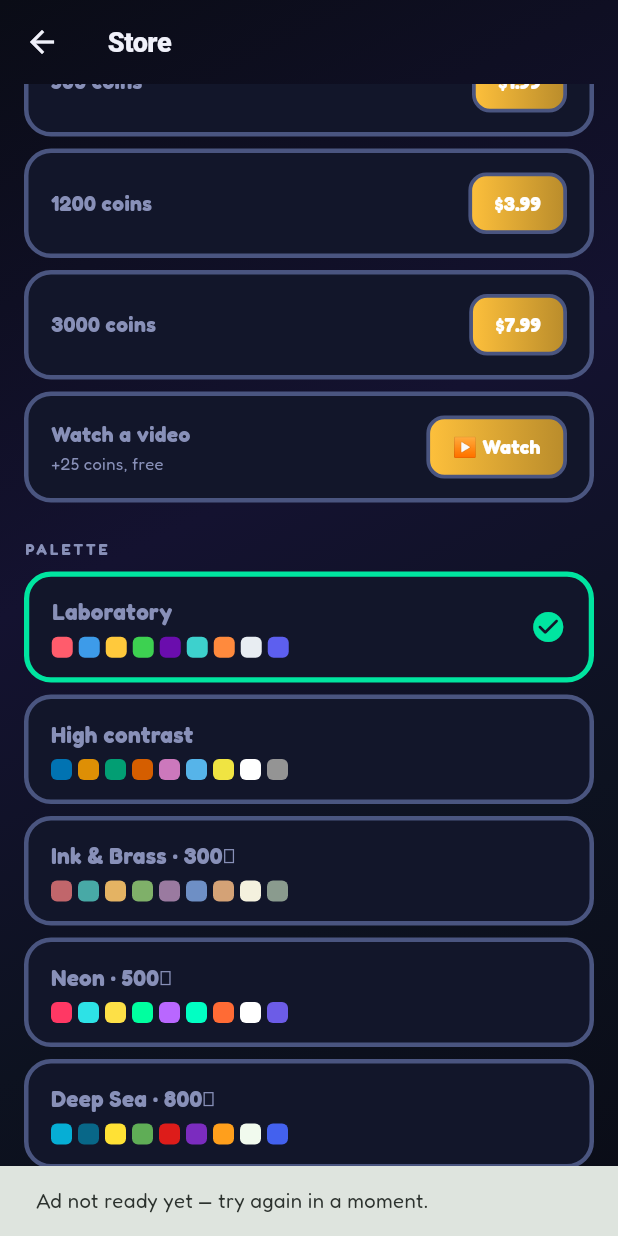
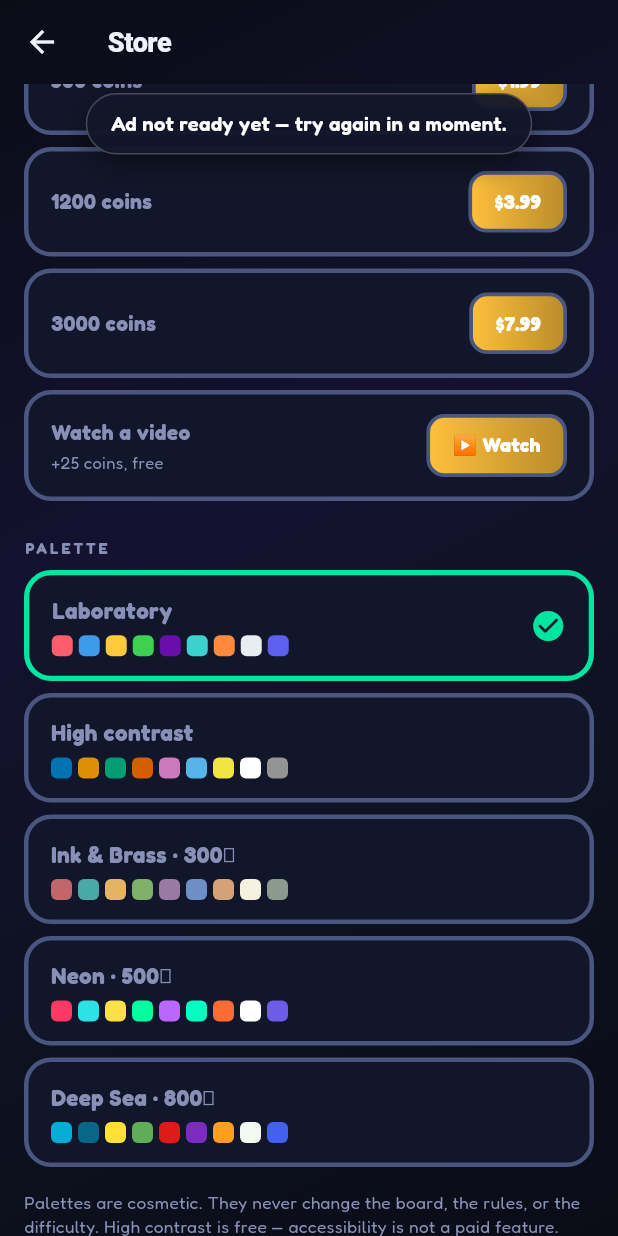
Before and after one commit to hamoodcode990/vialo, a Flutter app: the StoreScreen screen opened directly, scrolled down 576 dp, after a tap on "▶ Watch", on a phone screen of 412 x 824 dp. Run offline on Flutter 3.47's test engine with Material 3 defaults, Android fonts, the phone set to English and light mode, and no system bars; our stand-ins replace audioplayers, flutter_riverpod, flutter_secure_storage, flutter_svg, google_mobile_ads, shared_preferences and 1 more; missing offline and left inert: flutter_displaymode, purchases_flutter; accounts and stored records are empty.

Commit message:
Phase 1: fix level count, toast, labels, Split gold, full-lives store
- One Solo level total, read by Home, the map and Profile (was /300 there).
- Themed toast replaces every SnackBar; cleared on navigation, sits below
  the app bar so it can't cover primary buttons. Copy: "Locked — clear
  Level N-1 first".
- Pass & play labels are P1/P2; vs bot is YOU/BOT.
- Split's neutral is always metallic gold, and player colours skip slots
  that read as gold. Rendering only: engine indices and palettes unchanged.
- Colour indices 9-12 get measured extra colours instead of wrapping onto
  slots 0-3, which drew two different colours identically on Solo 207+,
  Pour 113+ and Split 126+.
- Refill, life ad and coin refill are disabled and guarded at full lives.

Co-Authored-By: Claude Opus 5.5 <noreply@anthropic.com>

```diff
--- a/app/lib/game/level_curves.dart
+++ b/app/lib/game/level_curves.dart
@@ -6,8 +6,12 @@ library;
 
 import 'constants.dart';
 
+/// Solo's total level count: the one number Home, the level map and Profile
+/// all show.
+const int kSoloLevelCount = 350;
+
 const Map<String, int> kLevelCounts = {
-  'solo': 350,
+  'solo': kSoloLevelCount,
   'pour': 150,
   'split': 150,
   'fuse': 100,
--- a/app/lib/main.dart
+++ b/app/lib/main.dart
@@ -9,6 +9,7 @@ import 'screens/onboarding_screen.dart';
 import 'state/profile_provider.dart';
 import 'theme/app_theme.dart';
 import 'widgets/animated_app_background.dart';
+import 'widgets/app_toast.dart';
 
 void main() {
   runApp(const ProviderScope(child: VialoApp()));
@@ -48,7 +49,8 @@ class _VialoAppState extends ConsumerState<VialoApp> {
       theme: buildAppTheme(),
       // Mounted once here rather than per-screen so every Scaffold (which is
       // transparent, see buildAppTheme) shows the same drifting backdrop.
-      builder: (context, child) => AnimatedAppBackground(child: child!),
+      navigatorObservers: [AppToastObserver()],
+      builder: (context, child) => AppToastHost(child: AnimatedAppBackground(child: child!)),
       home: const _AppGate(),
     );
   }
--- a/app/lib/profile/level_counts.dart
+++ b/app/lib/profile/level_counts.dart
@@ -1,4 +1,4 @@
-export '../game/level_curves.dart' show kLevelCounts;
+export '../game/level_curves.dart' show kLevelCounts, kSoloLevelCount;
 
 /// The five mode ids, used to seed the per-mode maps in [PlayerProfile].
 const List<String> kModes = ['solo', 'pour', 'split', 'fuse', 'recipe'];
--- a/app/lib/screens/home_screen.dart
+++ b/app/lib/screens/home_screen.dart
@@ -148,7 +148,7 @@ class _HomeScreenState extends ConsumerState<HomeScreen> with WidgetsBindingObse
                           const Text('Solo sort', style: TextStyle(fontSize: 17, fontWeight: FontWeight.w800, letterSpacing: -0.3)),
                           const SizedBox(height: 2),
                           Text(
-                            '${kLevelCounts['solo']} levels · your own path through the atelier',
+                            '$kSoloLevelCount levels · your own path through the atelier',
                             style: const TextStyle(fontSize: 11.5, color: AppColors.mute),
                           ),
                         ],
--- a/app/lib/screens/store_screen.dart
+++ b/app/lib/screens/store_screen.dart
@@ -8,6 +8,7 @@ import '../state/profile_provider.dart';
 import '../theme/app_colors.dart';
 import '../theme/spacing.dart';
 import '../theme/tube_palettes.dart';
+import '../widgets/app_toast.dart';
 import '../widgets/header_bar.dart' show formatLifeCountdown;
 
 /// IAP + rewarded-ad + cosmetics store. Real purchases/ads route through
@@ -29,13 +30,10 @@ class StoreScreen extends ConsumerWidget {
     final starterEligible = !profile.starterUsed &&
         DateTime.now().millisecondsSinceEpoch - profile.firstOpenAt < 48 * 3600 * 1000;
 
-    void toast(String msg) {
-      if (msg.isEmpty) return; // e.g. a cancelled purchase — nothing to say
-      ScaffoldMessenger.of(context).showSnackBar(SnackBar(content: Text(msg)));
-    }
+    final livesFull = profile.lives >= PlayerProfile.lifeMax;
 
-    Future<void> buy(String productId) async => toast(await monetize.purchase(productId));
-    Future<void> watch(String placement) async => toast(await monetize.watchRewardedAd(placement));
+    Future<void> buy(String productId) async => AppToast.show(await monetize.purchase(productId));
+    Future<void> watch(String placement) async => AppToast.show(await monetize.watchRewardedAd(placement));
 
     return Scaffold(
       appBar: AppBar(title: const Text('Store')),
@@ -61,9 +59,15 @@ class StoreScreen extends ConsumerWidget {
                 subtitle: null,
                 price: product.fallbackPriceLabel,
                 accent: AppColors.life,
+                disabledLabel: product.id == kProductRefillLives && livesFull ? 'Full' : null,
                 onTap: () => buy(product.id),
               ),
-            _WatchAdRow(subtitle: '+1 life, free', accent: AppColors.life, onWatched: () => watch(kAdPlacementLife)),
+            _WatchAdRow(
+              subtitle: '+1 life, free',
+              accent: AppColors.life,
+              disabledLabel: livesFull ? 'Lives full' : null,
+              onWatched: () => watch(kAdPlacementLife),
+            ),
             const _SectionLabel('COINS'),
             for (final product in kCoinProducts)
               _IapRow(
@@ -84,7 +88,7 @@ class StoreScreen extends ConsumerWidget {
                 selected: profile.paletteId == p.id,
                 onTap: () {
                   final ok = ctrl.selectPalette(p.id, p.price);
-                  if (!ok) toast('Not enough coins');
+                  if (!ok) AppToast.show('Not enough coins');
                 },
               ),
             const Padding(
@@ -101,14 +105,8 @@ class StoreScreen extends ConsumerWidget {
               subtitle: null,
               price: '75🪙',
               accent: AppColors.gold,
-              onTap: () {
-                if (ctrl.spendCoins(75)) {
-                  ctrl.addLives(1);
-                  toast('+1 life');
-                } else {
-                  toast('Not enough coins');
-                }
-              },
+              disabledLabel: livesFull ? 'Full' : null,
+              onTap: () => AppToast.show(monetize.buyLifeWithCoins(75)),
             ),
           ],
         ),
@@ -201,7 +199,10 @@ class _IapRow extends StatelessWidget {
   final String? price;
   final Color accent;
   final VoidCallback? onTap;
-  const _IapRow({required this.title, required this.subtitle, required this.price, this.accent = AppColors.p1, required this.onTap});
+
+  /// When set, the button shows this instead of the price and does nothing.
+  final String? disabledLabel;
+  const _IapRow({required this.title, required this.subtitle, required this.price, this.accent = AppColors.p1, this.disabledLabel, required this.onTap});
 
   @override
   Widget build(BuildContext context) {
@@ -229,16 +230,8 @@ class _IapRow extends StatelessWidget {
           ),
           if (price != null)
             GestureDetector(
-              onTap: onTap,
-              child: Container(
-                padding: const EdgeInsets.symmetric(horizontal: 15, vertical: 9),
-                decoration: BoxDecoration(
-                  gradient: LinearGradient(colors: [accent, Color.lerp(accent, Colors.black, 0.28)!]),
-                  borderRadius: BorderRadius.circular(12),
-                  border: Border.all(color: AppColors.outline, width: 2.5),
-                ),
-                child: Text(price!, style: const TextStyle(color: Colors.white, fontWeight: FontWeight.w800, fontSize: 13)),
-              ),
+              onTap: disabledLabel != null ? null : onTap,
+              child: _StoreButton(label: disabledLabel ?? price!, accent: accent, enabled: disabledLabel == null),
             )
           else
             Icon(Icons.check_circle_rounded, color: accent),
@@ -248,11 +241,37 @@ class _IapRow extends StatelessWidget {
   }
 }
 
+/// The pill on the right of a Store row.
+class _StoreButton extends StatelessWidget {
+  final String label;
+  final Color accent;
+  final bool enabled;
+  const _StoreButton({required this.label, required this.accent, this.enabled = true});
+
+  @override
+  Widget build(BuildContext context) {
+    return Container(
+      padding: const EdgeInsets.symmetric(horizontal: 15, vertical: 9),
+      decoration: BoxDecoration(
+        color: enabled ? null : AppColors.ink,
+        gradient: enabled ? LinearGradient(colors: [accent, Color.lerp(accent, Colors.black, 0.28)!]) : null,
+        borderRadius: BorderRadius.circular(12),
+        border: Border.all(color: AppColors.outline, width: 2.5),
+      ),
+      child: Text(
+        label,
+        style: TextStyle(color: enabled ? Colors.white : AppColors.mute, fontWeight: FontWeight.w800, fontSize: 13),
+      ),
+    );
+  }
+}
+
 class _WatchAdRow extends StatefulWidget {
   final String subtitle;
   final Color accent;
+  final String? disabledLabel;
   final Future<void> Function() onWatched;
-  const _WatchAdRow({required this.subtitle, this.accent = AppColors.violet, required this.onWatched});
+  const _WatchAdRow({required this.subtitle, this.accent = AppColors.violet, this.disabledLabel, required this.onWatched});
 
   @override
   State<_WatchAdRow> createState() => _WatchAdRowState();
@@ -284,7 +303,7 @@ class _WatchAdRowState extends State<_WatchAdRow> {
             ),
           ),
           GestureDetector(
-            onTap: _loading
+            onTap: _loading || widget.disabledLabel != null
                 ? null
                 : () async {
                     setState(() => _loading = true);
@@ -294,17 +313,10 @@ class _WatchAdRowState extends State<_WatchAdRow> {
                     if (!mounted) return;
                     setState(() => _loading = false);
                   },
-            child: Container(
-              padding: const EdgeInsets.symmetric(horizontal: 15, vertical: 9),
-              decoration: BoxDecoration(
-                gradient: LinearGradient(colors: [widget.accent, Color.lerp(widget.accent, Colors.black, 0.28)!]),
-                borderRadius: BorderRadius.circular(12),
-                border: Border.all(color: AppColors.outline, width: 2.5),
-              ),
-              child: Text(
-                _loading ? 'Loading…' : '▶ Watch',
-                style: const TextStyle(color: Colors.white, fontWeight: FontWeight.w800, fontSize: 13),
-              ),
+            child: _StoreButton(
+              label: widget.disabledLabel ?? (_loading ? 'Loading…' : '▶ Watch'),
+              accent: widget.accent,
+              enabled: widget.disabledLabel == null,
             ),
           ),
         ],
--- /dev/null
+++ b/app/lib/widgets/app_toast.dart
@@ -0,0 +1,163 @@
+import 'package:flutter/material.dart';
+
+import '../theme/app_colors.dart';
+
+/// The app's one transient message: a dark glass pill near the top of the
+/// screen, below the app bar, so it can't sit over the primary buttons at the
+/// bottom of a screen. It never takes touches, lasts about 1.8s, and is
+/// cleared by any navigation ([AppToastObserver]).
+///
+/// Needs no BuildContext, so it is safe to call after an `await`.
+class AppToast {
+  AppToast._();
+
+  static const Duration duration = Duration(milliseconds: 1800);
+
+  static final ValueNotifier<AppToastData?> _current = ValueNotifier(null);
+  static int _serial = 0;
+
+  /// Shows [message], replacing any toast already up. An empty message shows
+  /// nothing (e.g. a cancelled purchase).
+  static void show(String message, {IconData? icon}) {
+    if (message.isEmpty) return;
+    _current.value = AppToastData(++_serial, message, icon);
+  }
+
+  static void clear() => _current.value = null;
+}
+
+class AppToastData {
+  final int serial;
+  final String message;
+  final IconData? icon;
+  const AppToastData(this.serial, this.message, this.icon);
+}
+
+/// Clears the toast on every route change, so a message never follows the
+/// player onto the next screen.
+class AppToastObserver extends NavigatorObserver {
+  @override
+  void didPush(Route<dynamic> route, Route<dynamic>? previousRoute) => AppToast.clear();
+  @override
+  void didPop(Route<dynamic> route, Route<dynamic>? previousRoute) => AppToast.clear();
+  @override
+  void didRemove(Route<dynamic> route, Route<dynamic>? previousRoute) => AppToast.clear();
+  @override
+  void didReplace({Route<dynamic>? newRoute, Route<dynamic>? oldRoute}) => AppToast.clear();
+  @override
+  void didStartUserGesture(Route<dynamic> route, Route<dynamic>? previousRoute) => AppToast.clear();
+}
+
+/// Mounted once above the Navigator (MaterialApp `builder:`). Costs nothing
+/// while no toast is up: no ticker runs and nothing repaints.
+class AppToastHost extends StatefulWidget {
+  final Widget child;
+  const AppToastHost({super.key, required this.child});
+
+  @override
+  State<AppToastHost> createState() => _AppToastHostState();
+}
+
+class _AppToastHostState extends State<AppToastHost> with SingleTickerProviderStateMixin {
+  static const _fade = 0.09; // of the total, about 160ms each way
+
+  late final AnimationController _ctrl = AnimationController(vsync: this, duration: AppToast.duration);
+  AppToastData? _shown;
+
+  @override
+  void initState() {
+    super.initState();
+    AppToast._current.addListener(_onChange);
+    _ctrl.addStatusListener((status) {
+      if (status == AnimationStatus.completed) AppToast.clear();
+    });
+  }
+
+  void _onChange() {
+    final next = AppToast._current.value;
+    if (next == null) _ctrl.stop();
+    if (next != null) _ctrl.forward(from: 0);
+    if (mounted) setState(() => _shown = next);
+  }
+
+  @override
+  void dispose() {
+    AppToast._current.removeListener(_onChange);
+    AppToast._current.value = null;
+    _ctrl.dispose();
+    super.dispose();
+  }
+
+  double get _opacity {
+    final t = _ctrl.value;
+    if (t < _fade) return t / _fade;
+    if (t > 1 - _fade) return (1 - t) / _fade;
+    return 1;
+  }
+
+  @override
+  Widget build(BuildContext context) {
+    final toast = _shown;
+    return Stack(
+      fit: StackFit.expand,
+      children: [
+        widget.child,
+        if (toast != null)
+          Positioned(
+            left: 24,
+            right: 24,
+            top: MediaQuery.paddingOf(context).top + kToolbarHeight + 6,
+            child: IgnorePointer(
+              child: Center(
+                child: AnimatedBuilder(
+                  animation: _ctrl,
+                  builder: (context, child) => Opacity(opacity: _opacity.clamp(0.0, 1.0), child: child),
+                  child: _ToastPill(key: ValueKey(toast.serial), toast: toast),
+                ),
+              ),
+            ),
+          ),
+      ],
+    );
+  }
+}
+
+class _ToastPill extends StatelessWidget {
+  final AppToastData toast;
+  const _ToastPill({super.key, required this.toast});
+
+  @override
+  Widget build(BuildContext context) {
+    return Semantics(
+      liveRegion: true,
+      child: Material(
+        type: MaterialType.transparency,
+        child: Container(
+          padding: const EdgeInsets.symmetric(horizontal: 16, vertical: 10),
+          decoration: BoxDecoration(
+            color: AppColors.ink2.withValues(alpha: 0.94),
+            borderRadius: BorderRadius.circular(999),
+            border: Border.all(color: Colors.white.withValues(alpha: 0.22)),
+            boxShadow: [BoxShadow(color: Colors.black.withValues(alpha: 0.45), blurRadius: 16, offset: const Offset(0, 6))],
+          ),
+          child: Row(
+            mainAxisSize: MainAxisSize.min,
+            children: [
+              if (toast.icon != null) ...[
+                Icon(toast.icon, size: 15, color: Colors.white),
+                const SizedBox(width: 8),
+              ],
+              Flexible(
+                child: Text(
+                  toast.message,
+                  textAlign: TextAlign.center,
+                  style: const TextStyle(color: Colors.white, fontSize: 13.5, fontWeight: FontWeight.w600),
+                ),
+              ),
+            ],
+          ),
+        ),
+      ),
+    );
+  }
+}
```
Also changed, not shown: app/lib/monetization/monetization_controller.dart (+22 -1 lines), app/lib/screens/duel_tube_game_screen.dart (+24 -7 lines), app/lib/screens/level_select_screen.dart (+3 -4 lines), app/lib/screens/profile_screen.dart (+4 -4 lines), app/lib/screens/settings_screen.dart (+6 -11 lines), app/lib/screens/solo_game_screen.dart (+5 -5 lines), app/lib/screens/solo_level_map_screen.dart (+4 -5 lines), app/lib/theme/board_colors.dart (added, +75 -0 lines), app/lib/theme/mode_tutorials.dart (+4 -3 lines), app/lib/widgets/tube_painter.dart (+24 -2 lines), app/lib/widgets/tutorial_visuals.dart (+12 -1 lines), 3 other files.
